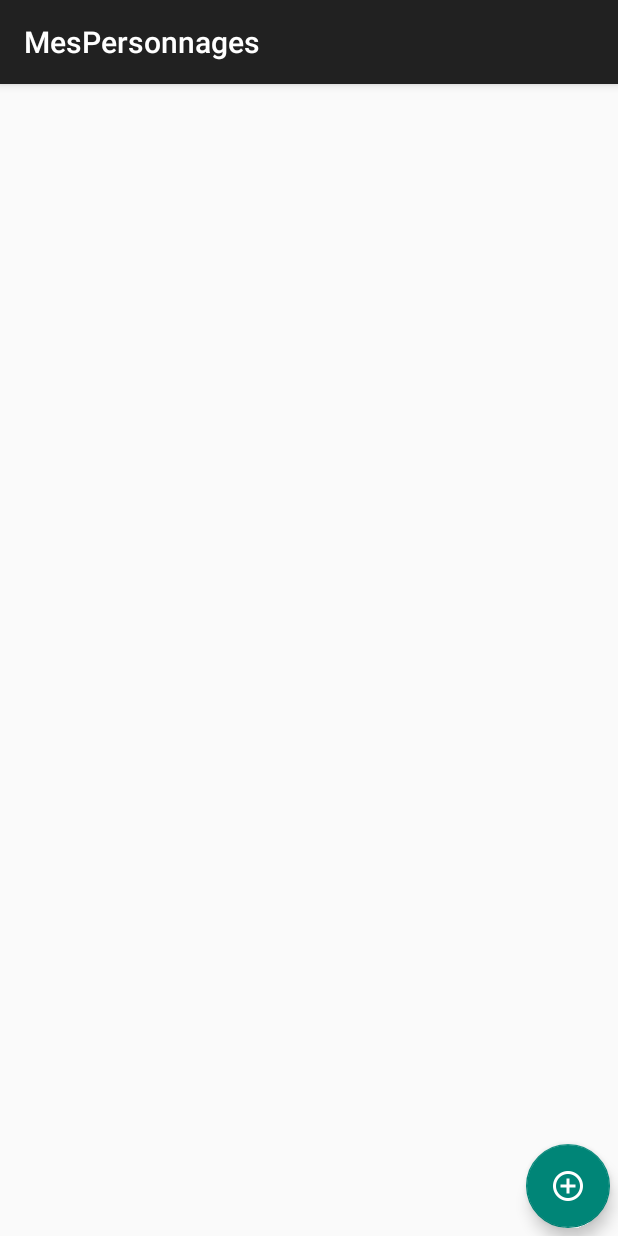
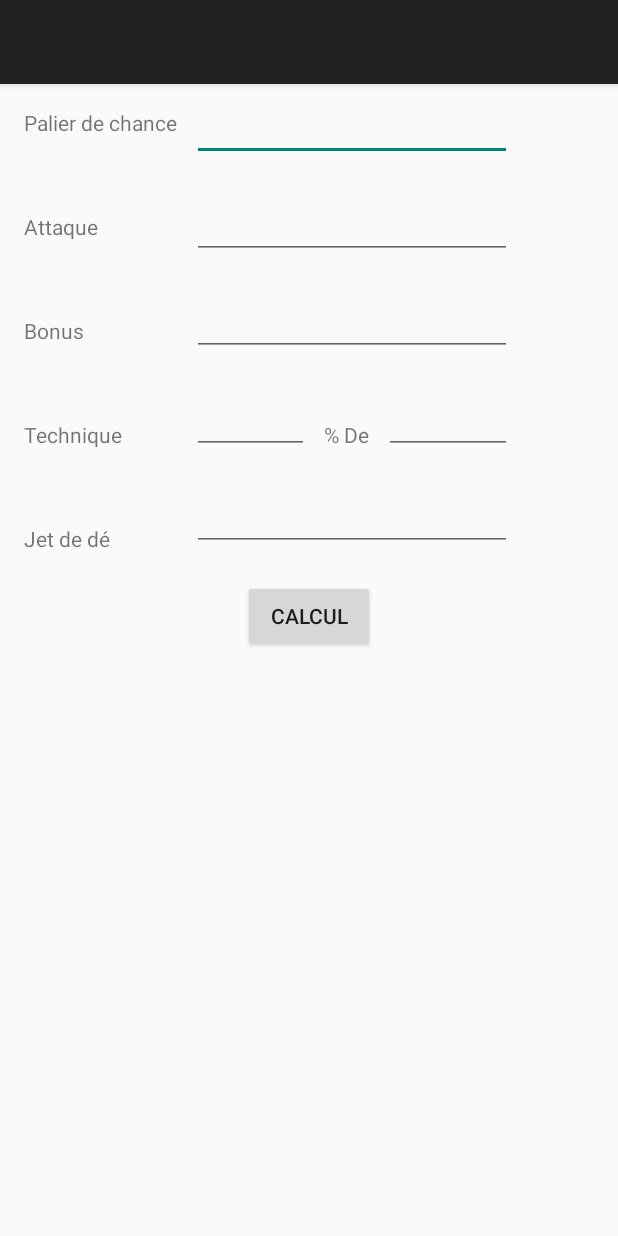
Before and after one commit to BPinaquy/iva, an Android app: the screen it shows after launch (MesPersonnages before the commit, MainActivity after it), on a phone screen of 412 x 824 dp. Run offline under Robolectric (Android 15) with nearby library versions, the phone set to English and light mode, and no system bars.

```diff
--- /dev/null
+++ b/app/src/main/java/com/example/bastien/calculateurexp/MainActivity.java
@@ -0,0 +1,212 @@
+package com.example.bastien.calculateurexp;
+
+import android.os.Bundle;
+import android.support.v4.app.Fragment;
+import android.support.v4.app.FragmentManager;
+import android.support.v4.app.FragmentPagerAdapter;
+import android.support.v4.view.ViewPager;
+import android.support.v7.app.AppCompatActivity;
+import android.support.v7.widget.Toolbar;
+import android.view.LayoutInflater;
+import android.view.Menu;
+import android.view.MenuItem;
+import android.view.View;
+import android.view.ViewGroup;
+import android.widget.Button;
+import android.widget.EditText;
+import android.widget.TextView;
+
+public class MainActivity extends AppCompatActivity {
+
+    /**
+     * The {@link android.support.v4.view.PagerAdapter} that will provide
+     * fragments for each of the sections. We use a
+     * {@link FragmentPagerAdapter} derivative, which will keep every
+     * loaded fragment in memory. If this becomes too memory intensive, it
+     * may be best to switch to a
+     * {@link android.support.v4.app.FragmentStatePagerAdapter}.
+     */
+    private SectionsPagerAdapter mSectionsPagerAdapter;
+
+    /**
+     * The {@link ViewPager} that will host the section contents.
+     */
+    private ViewPager mViewPager;
+
+    @Override
+    protected void onCreate(Bundle savedInstanceState) {
+        super.onCreate(savedInstanceState);
+        setContentView(R.layout.activity_main);
+
+        Toolbar toolbar = (Toolbar) findViewById(R.id.toolbar);
+
+        // Create the adapter that will return a fragment for each of the three
+        // primary sections of the activity.
+        mSectionsPagerAdapter = new SectionsPagerAdapter(getSupportFragmentManager());
+
+        // Set up the ViewPager with the sections adapter.
+        mViewPager = (ViewPager) findViewById(R.id.container);
+        mViewPager.setAdapter(mSectionsPagerAdapter);
+
+
+    }
+
+
+    @Override
+    public boolean onCreateOptionsMenu(Menu menu) {
+        // Inflate the menu; this adds items to the action bar if it is present.
+        getMenuInflater().inflate(R.menu.menu_main, menu);
+        return true;
+    }
+
+    @Override
+    public boolean onOptionsItemSelected(MenuItem item) {
+        // Handle action bar item clicks here. The action bar will
+        // automatically handle clicks on the Home/Up button, so long
+        // as you specify a parent activity in AndroidManifest.xml.
+        int id = item.getItemId();
+
+        //noinspection SimplifiableIfStatement
+        if (id == R.id.action_settings) {
+            return true;
+        }
+
+        return super.onOptionsItemSelected(item);
+    }
+
+
+    /**
+     * A {@link FragmentPagerAdapter} that returns a fragment corresponding to
+     * one of the sections/tabs/pages.
+     */
+    public class SectionsPagerAdapter extends FragmentPagerAdapter {
+
+        public SectionsPagerAdapter(FragmentManager fm) {
+            super(fm);
+        }
+
+        @Override
+        public Fragment getItem(int position) {
+            // getItem is called to instantiate the fragment for the given page.
+            // Return a PlaceholderFragment (defined as a static inner class below).
+            return PlaceholderFragment.newInstance(position + 1);
+        }
+
+        @Override
+        public int getCount() {
+            // Show 3 total pages.
+            return 3;
+        }
+
+        @Override
+        public CharSequence getPageTitle(int position) {
+            switch (position) {
+                case 0:
+                    return "SECTION 1";
+                case 1:
+                    return "SECTION 2";
+                case 2:
+                    return "SECTION 3";
+            }
+            return null;
+        }
+    }
+
+    /**
+     * A placeholder fragment containing a simple view.
+     */
+    public static class PlaceholderFragment extends Fragment {
+        /**
+         * The fragment argument representing the section number for this
+         * fragment.
+         */
+        private static final String ARG_SECTION_NUMBER = "section_number";
+
+        /**
+         * Returns a new instance of this fragment for the given section
+         * number.
+         */
+        public static PlaceholderFragment newInstance(int sectionNumber) {
+            PlaceholderFragment fragment = new PlaceholderFragment();
+            Bundle args = new Bundle();
+            args.putInt(ARG_SECTION_NUMBER, sectionNumber);
+            fragment.setArguments(args);
+            return fragment;
+        }
+
+        public PlaceholderFragment() {
+        }
+
+        @Override
+        public View onCreateView(LayoutInflater inflater, ViewGroup container,
+                                 Bundle savedInstanceState) {
+            View rootView = inflater.inflate(R.layout.fragment_main, container, false);
+            TextView textView = (TextView) rootView.findViewById(R.id.section_label);
+            textView.setText(getString(R.string.section_format, getArguments().getInt(ARG_SECTION_NUMBER)));
+            if(getArguments().getInt(ARG_SECTION_NUMBER)==1) {
+                rootView = inflater.inflate(R.layout.activity_calcul_degat, container, false);
+
+                 final EditText chance, attaque, bonus, de, carac, technique;
+                 Button calcul;
+                 final TextView degat;
+
+                degat = (TextView) rootView.findViewById(R.id.degat);
+                chance = (EditText) rootView.findViewById(R.id.editTextChance);
+                attaque = (EditText) rootView.findViewById(R.id.editTextAttaque);
+                bonus = (EditText) rootView.findViewById(R.id.editTextBonus);
+                de = (EditText) rootView.findViewById(R.id.editTextDe);
+                technique = (EditText) rootView.findViewById(R.id.editTextTechnique);
+                carac = (EditText) rootView.findViewById(R.id.editTextCarac);
+
+                calcul = (Button) rootView.findViewById(R.id.button2);
+                calcul.setOnClickListener(new View.OnClickListener() {
+                    @Override
+                    public void onClick(View view) {
+                        int degatTotal = 0, chanceVal = 0, attaqueVal = 0, deVal = 0, bonusVal = 0, caracVal = 0, techniqueVal = 0;
+                        if (!chance.getText().toString().equals("")) {
+                            chanceVal = Integer.valueOf(chance.getText().toString());
+                        }
+
+                        if (!attaque.getText().toString().equals("")) {
+                            attaqueVal = Integer.valueOf(attaque.getText().toString());
+                        }
+
+                        if (!de.getText().toString().equals("")) {
+                            deVal = Integer.valueOf(de.getText().toString());
+                        }
+
+                        if (!bonus.getText().toString().equals("")) {
+                            bonusVal = Integer.valueOf(bonus.getText().toString());
+                        }
+
+                        if (!carac.getText().toString().equals("")) {
+                            caracVal = Integer.valueOf(carac.getText().toString());
+                        }
+
+                        if (!technique.getText().toString().equals("")) {
+                            techniqueVal = Integer.valueOf(technique.getText().toString());
+                        }
+
+
+                        if (deVal == 1 | deVal == 2) {
+                            degat.setText("0");
+                        } else {
+                            if (deVal == 20 || deVal == 19) {
+                                degatTotal += deVal * 2;
+                            } else if ((deVal == 18 || deVal == 17) && chanceVal == 2) {
+                                degatTotal += deVal * 2;
+                            } else {
+                                degatTotal += deVal;
+                            }
+                            degatTotal += attaqueVal + bonusVal + (techniqueVal * caracVal /100);
+                            degat.setText(String.valueOf(degatTotal));
+                        }
+
+
+                    }
+                });
+            }
+            return rootView;
+        }
+    }
+}
--- a/app/src/main/res/layout/activity_calcul_degat.xml
+++ b/app/src/main/res/layout/activity_calcul_degat.xml
@@ -5,20 +5,8 @@
     android:paddingTop="@dimen/activity_vertical_margin"
     android:paddingBottom="@dimen/activity_vertical_margin"
     tools:context="com.example.bastien.calculateurexp.CalculDegat"
-    >
+    android:id="@+id/relative">
 
-
-
-    <ScrollView
-        android:layout_width="fill_parent"
-        android:layout_height="fill_parent"
-        android:id="@+id/scrollView" >
-
-
-        <RelativeLayout
-            android:layout_width="fill_parent"
-            android:layout_height="fill_parent"
-            android:id="@+id/relative">
 
     <TextView
         android:layout_width="wrap_content"
@@ -27,20 +15,8 @@
         android:id="@+id/textView3"
         android:layout_alignParentTop="true"
         android:layout_alignParentLeft="true"
-                android:layout_alignParentStart="true"
-                android:layout_marginTop="55dp" />
+        android:layout_alignParentStart="true" />
 
-
-            <EditText
-                android:layout_width="wrap_content"
-                android:layout_height="wrap_content"
-                android:inputType="number"
-                android:ems="10"
-                android:id="@+id/editTextChance"
-                android:layout_alignBottom="@+id/textView3"
-                android:layout_marginLeft="10dp"
-                android:layout_toRightOf="@+id/textView3"
-                />
     <TextView
         android:layout_width="wrap_content"
         android:layout_height="wrap_content"
@@ -91,59 +67,64 @@
         android:layout_alignParentStart="true"
         android:layout_marginTop="50dp" />
 
-
+    <EditText
+        android:layout_width="wrap_content"
+        android:layout_height="wrap_content"
+        android:inputType="number"
+        android:ems="10"
+        android:id="@+id/editTextChance"
+        android:layout_marginLeft="10dp"
+        android:layout_marginTop="-10dp"
+        android:layout_toRightOf="@+id/textView3"
+        />
     <EditText
         android:layout_width="wrap_content"
         android:layout_height="wrap_content"
         android:inputType="number"
         android:ems="10"
         android:id="@+id/editTextAttaque"
-                android:layout_centerHorizontal="true"
-                android:layout_below="@+id/editTextChance"
-                android:layout_alignLeft="@+id/editTextChance"
-                android:layout_alignBottom="@+id/textView4"/>
+        android:layout_marginTop="55dp"
+        android:layout_marginLeft="10dp"
+        android:layout_toRightOf="@+id/textView3"
+        />
     <EditText
         android:layout_width="wrap_content"
         android:layout_height="wrap_content"
         android:inputType="number"
         android:ems="10"
         android:id="@+id/editTextBonus"
-                android:layout_below="@+id/editTextAttaque"
-                android:layout_alignLeft="@+id/editTextChance"
-                android:layout_centerHorizontal="true"
-                android:layout_alignBottom="@+id/textView5"/>
+        android:layout_marginTop="120dp"
+        android:layout_marginLeft="10dp"
+        android:layout_toRightOf="@+id/textView3"
+        />
     <EditText
         android:layout_width="wrap_content"
         android:layout_height="wrap_content"
         android:inputType="number"
         android:ems="10"
         android:id="@+id/editTextTechnique"
+        android:layout_marginTop="185dp"
+        android:layout_marginLeft="10dp"
+        android:layout_toRightOf="@+id/textView3"
         android:layout_alignRight="@+id/degat"
-                android:layout_alignLeft="@+id/editTextChance"
-                android:layout_alignEnd="@+id/degat"
-                android:layout_below="@+id/editTextBonus"
-                android:layout_alignBottom="@+id/textView6"
-                android:layout_toRightOf="@+id/textView6"
-                android:layout_toEndOf="@+id/textView6" />
+        android:layout_alignEnd="@+id/degat" />
     <EditText
         android:layout_width="wrap_content"
         android:layout_height="wrap_content"
         android:inputType="number"
         android:ems="10"
         android:id="@+id/editTextDe"
-                android:layout_below="@+id/editTextTechnique"
-                android:layout_alignLeft="@+id/editTextChance"
-                android:layout_alignBottom="@+id/textView7"
-                android:layout_marginTop="30dp"
-                android:layout_centerHorizontal="true" />
+        android:layout_marginTop="250dp"
+        android:layout_marginLeft="10dp"
+        android:layout_toRightOf="@+id/textView3"
+        />
 
     <Button
         android:layout_width="wrap_content"
         android:layout_height="wrap_content"
         android:text="Calcul"
         android:id="@+id/button2"
-                android:layout_below="@+id/editTextDe"
-                android:layout_marginTop="35dp"
+        android:layout_below="@+id/degat"
         android:layout_centerHorizontal="true" />
 
     <TextView
@@ -151,7 +132,7 @@
         android:layout_height="wrap_content"
         android:text=""
         android:id="@+id/degat"
-                android:layout_marginTop="350dp"
+        android:layout_marginTop="295dp"
         android:layout_centerHorizontal="true" />
 
     <EditText
@@ -163,8 +144,7 @@
         android:layout_alignTop="@+id/editTextTechnique"
         android:layout_toRightOf="@+id/textView8"
         android:layout_marginLeft="10dp"
-                android:layout_alignBottom="@+id/textView8"
-                />
+        android:layout_alignRight="@+id/editTextBonus"
+        android:layout_alignEnd="@+id/editTextBonus" />
+
 </RelativeLayout>
-    </ScrollView>
-</RelativeLayout>
--- /dev/null
+++ b/app/src/main/res/layout/activity_main.xml
@@ -0,0 +1,28 @@
+<?xml version="1.0" encoding="utf-8"?>
+<android.support.design.widget.CoordinatorLayout
+    xmlns:android="http://schemas.android.com/apk/res/android"
+    xmlns:tools="http://schemas.android.com/tools"
+    xmlns:app="http://schemas.android.com/apk/res-auto" android:id="@+id/main_content"
+    android:layout_width="match_parent" android:layout_height="match_parent"
+    android:fitsSystemWindows="true"
+    tools:context="com.example.bastien.calculateurexp.MainActivity">
+
+    <android.support.design.widget.AppBarLayout android:id="@+id/appbar"
+        android:layout_width="match_parent" android:layout_height="wrap_content"
+        android:theme="@style/AppTheme.AppBarOverlay">
+
+        <android.support.v7.widget.Toolbar android:id="@+id/toolbar"
+            android:layout_width="match_parent" android:layout_height="?attr/actionBarSize"
+            android:background="?attr/colorPrimary" app:popupTheme="@style/AppTheme.PopupOverlay"
+            app:layout_scrollFlags="scroll|enterAlways">
+
+        </android.support.v7.widget.Toolbar>
+
+    </android.support.design.widget.AppBarLayout>
+
+    <android.support.v4.view.ViewPager android:id="@+id/container"
+        android:layout_width="match_parent" android:layout_height="match_parent"
+        app:layout_behavior="@string/appbar_scrolling_view_behavior" />
+
+
+</android.support.design.widget.CoordinatorLayout>
--- a/app/src/main/res/values/strings.xml
+++ b/app/src/main/res/values/strings.xml
@@ -7,6 +7,7 @@
     <string name="title_activity_calcul_degat">CalculDegat</string>
     <string name="title_activity_mes_personnages">MesPersonnages</string>
     <string name="title_activity_creation_personnage">CreationPersonnage</string>
-    <string name="title_activity_calcul_degat_personnage">CalculDegatPersonnage</string>
+    <string name="title_activity_main">MainActivity</string>
+    <string name="section_format">Hello World from section: %1$d</string>
 
 </resources>
```
Also changed, not shown: app/src/main/AndroidManifest.xml (+11 -6 lines), app/src/main/res/layout/fragment_main.xml (added, +12 -0 lines), 250 other files. Lines whose indentation alone changed are shown as unchanged.
